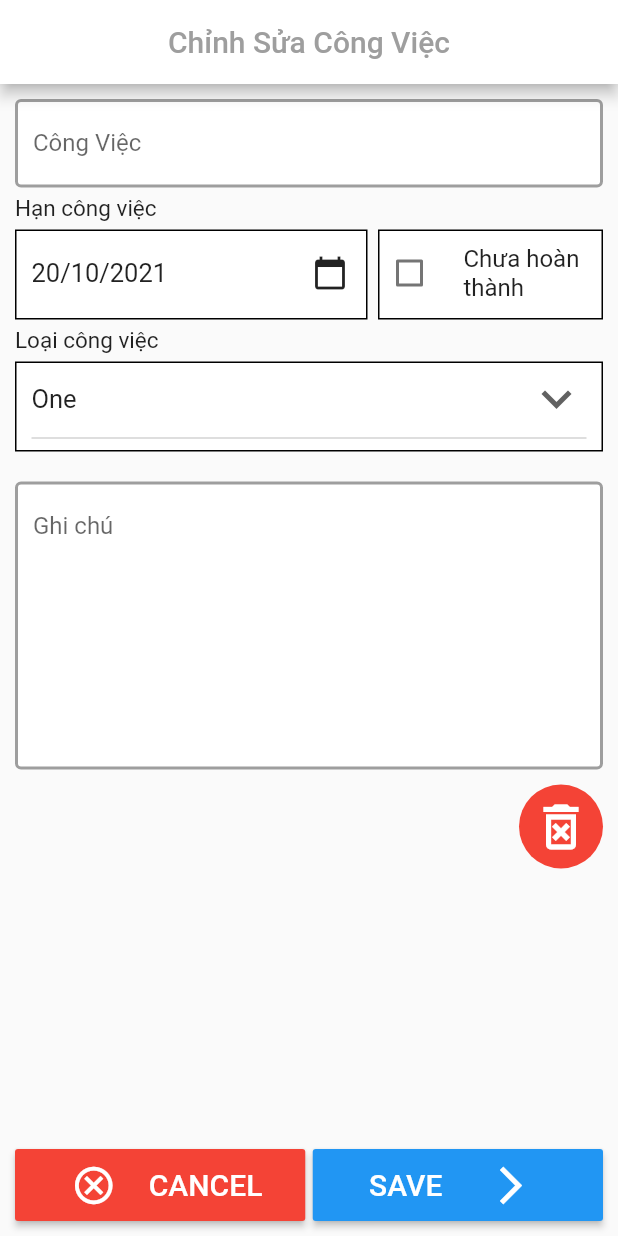
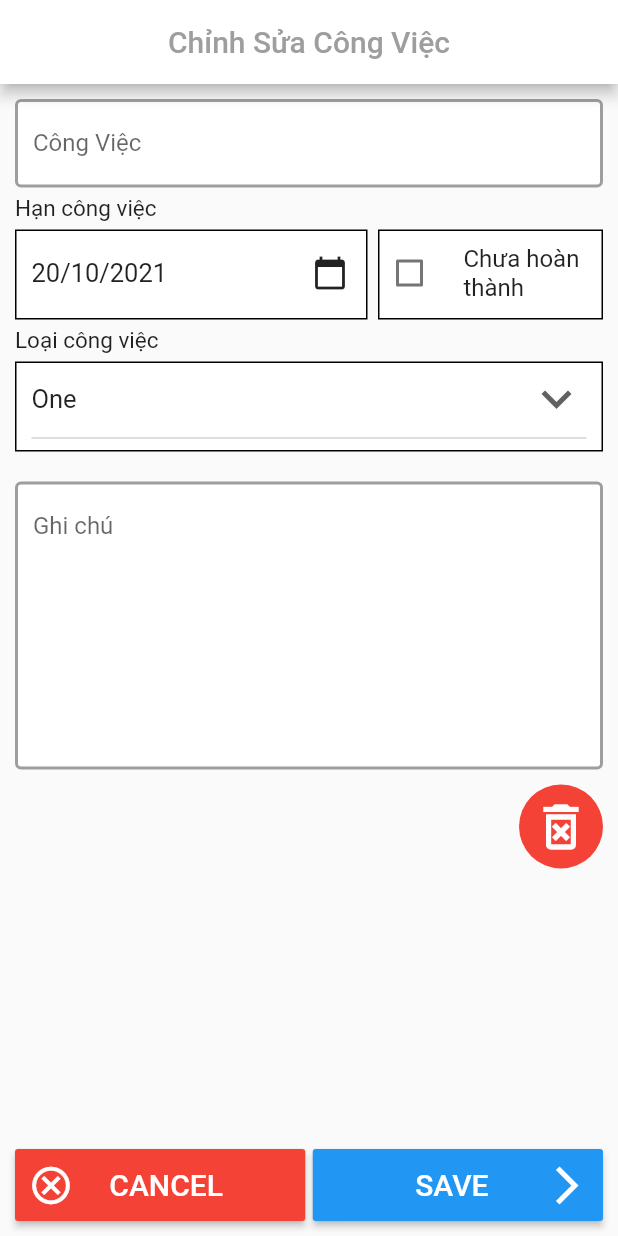
Before and after one commit to linhle8964/Capston-Project, a Flutter app: the EditTaskPage screen opened directly, on a phone screen of 412 x 824 dp. Run offline on Flutter 3.47's test engine with Material 2 defaults, Android fonts, the phone set to English and light mode, and no system bars; our stand-ins replace bloc, cloud_firestore, equatable, firebase_auth, firebase_core, flutter_bloc and 4 more; accounts and stored records are empty.

Commit message:
edit task commit

```diff
--- a/wedding_app/lib/screens/edit_task/edit_task.dart
+++ b/wedding_app/lib/screens/edit_task/edit_task.dart
@@ -182,6 +182,7 @@ class _EditTaskPageState extends State<EditTaskPage> {
                     children: [
                       Expanded(
                         child: RaisedButton(
+                          padding: EdgeInsets.only(left:0.0, right: 40.0),
                           color: Colors.red,
                           child: Row(
                             mainAxisAlignment: MainAxisAlignment.spaceEvenly,
@@ -192,9 +193,13 @@ class _EditTaskPageState extends State<EditTaskPage> {
                                 iconSize: 30,
                                 onPressed: () {},
                               ),
-                              Text(
-                                'CANCEL',
-                                 style: TextStyle(fontSize: 20, color: Colors.white),
+                              Expanded(
+                                child: Center(
+                                  child: Text(
+                                    'CANCEL',
+                                     style: TextStyle(fontSize: 20, color: Colors.white),
+                                  ),
+                                ),
                               ),
                             ],
                           ),
@@ -204,13 +209,18 @@ class _EditTaskPageState extends State<EditTaskPage> {
                       SizedBox(width: 5.0,),
                       Expanded(
                         child: RaisedButton(
+                          padding: EdgeInsets.only(right: 0.0, left: 40.0),
                           color: Colors.blue,
                           child: Row(
-                            mainAxisAlignment: MainAxisAlignment.spaceEvenly,
+                            mainAxisAlignment: MainAxisAlignment.end,
                             children: [
-                              Text(
-                                'SAVE',
-                                style: TextStyle(fontSize: 20, color: Colors.white),
+                              Expanded(
+                                child: Center(
+                                  child: Text(
+                                    'SAVE',
+                                    style: TextStyle(fontSize: 20, color: Colors.white),
+                                  ),
+                                ),
                               ),
                               IconButton(
                                 icon: Icon(Icons.arrow_forward_ios_outlined),
--- a/wedding_app/lib/screens/navigator/navigator.dart
+++ b/wedding_app/lib/screens/navigator/navigator.dart
@@ -1,5 +1,6 @@
 import 'package:flutter/material.dart';
 import 'package:wedding_app/demo_page.dart';
+import 'package:wedding_app/screens/checklist/checklist_page.dart';
 import 'package:wedding_app/screens/edit_task/edit_task.dart';
 import 'package:wedding_app/screens/personal_info/personal_info.dart';
 import 'package:wedding_app/screens/setting/setting.dart';
```
